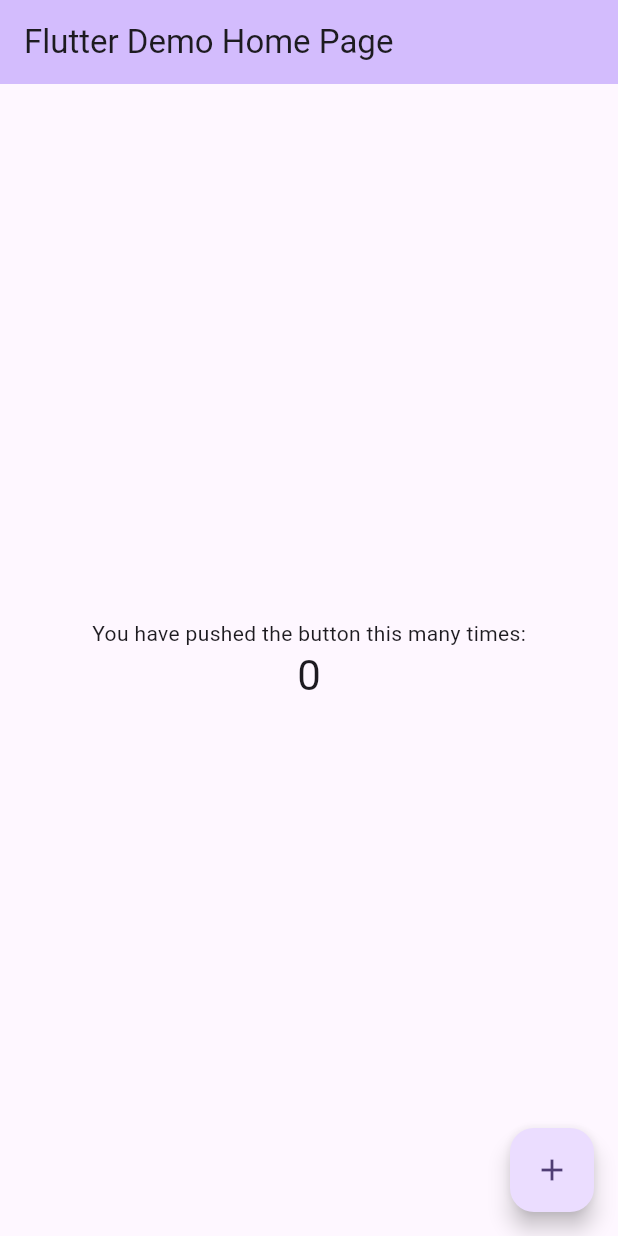
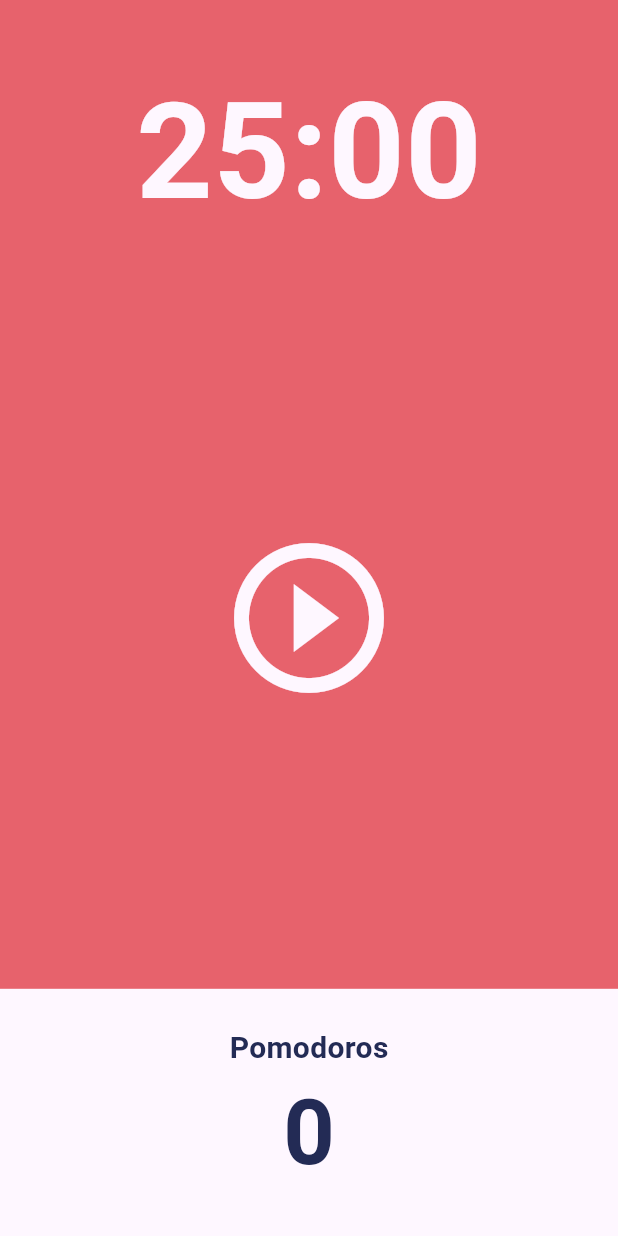
Before and after one commit to DongHyeonKim-tech/flutter-pomodoro-nomad, a Flutter app: the screen it shows after launch, on a phone screen of 412 x 824 dp. Run offline on Flutter 3.47's test engine with Material 3 defaults, Android fonts, the phone set to English and light mode, and no system bars.

Commit message:
#5.0 User Interface

```diff
--- a/lib/main.dart
+++ b/lib/main.dart
@@ -1,4 +1,5 @@
 import 'package:flutter/material.dart';
+import 'package:pomorodo_app/screen/home_screen.dart';
 
 void main() {
   runApp(const MyApp());
@@ -10,60 +11,15 @@
   @override
   Widget build(BuildContext context) {
     return MaterialApp(
-      title: 'Flutter Demo',
       theme: ThemeData(
-        colorScheme: ColorScheme.fromSeed(seedColor: Colors.deepPurple),
-        useMaterial3: true,
-      ),
-      home: const MyHomePage(title: 'Flutter Demo Home Page'),
+          scaffoldBackgroundColor: const Color(0xFFE7626C),
+          textTheme: const TextTheme(
+            headlineLarge: TextStyle(
+              color: Color(0xFF232B55),
+            ),
+          ),
+          cardTheme: const CardTheme(color: Color(0xFFF4EDDB))),
+      home: const HomeScreen(),
     );
   }
 }
-
-class MyHomePage extends StatefulWidget {
-  const MyHomePage({super.key, required this.title});
-
-  final String title;
-
-  @override
-  State<MyHomePage> createState() => _MyHomePageState();
-}
-
-class _MyHomePageState extends State<MyHomePage> {
-  int _counter = 0;
-
-  void _incrementCounter() {
-    setState(() {
-      _counter++;
-    });
-  }
-
-  @override
-  Widget build(BuildContext context) {
-    return Scaffold(
-      appBar: AppBar(
-        backgroundColor: Theme.of(context).colorScheme.inversePrimary,
-        title: Text(widget.title),
-      ),
-      body: Center(
-        child: Column(
-          mainAxisAlignment: MainAxisAlignment.center,
-          children: <Widget>[
-            const Text(
-              'You have pushed the button this many times:',
-            ),
-            Text(
-              '$_counter',
-              style: Theme.of(context).textTheme.headlineMedium,
-            ),
-          ],
-        ),
-      ),
-      floatingActionButton: FloatingActionButton(
-        onPressed: _incrementCounter,
-        tooltip: 'Increment',
-        child: const Icon(Icons.add),
-      ),
-    );
-  }
-}
--- /dev/null
+++ b/lib/screen/home_screen.dart
@@ -0,0 +1,86 @@
+import 'package:flutter/material.dart';
+
+class HomeScreen extends StatefulWidget {
+  const HomeScreen({super.key});
+
+  @override
+  State<HomeScreen> createState() => _HomeScreenState();
+}
+
+class _HomeScreenState extends State<HomeScreen> {
+  @override
+  Widget build(BuildContext context) {
+    return Scaffold(
+      backgroundColor: Theme.of(context).scaffoldBackgroundColor,
+      body: Column(
+        children: [
+          // 영역 분리
+          Flexible(
+            flex: 1,
+            child: Container(
+              alignment: Alignment.bottomCenter,
+              child: Text(
+                '25:00',
+                style: TextStyle(
+                    color: Theme.of(context).cardColor,
+                    fontSize: 89,
+                    fontWeight: FontWeight.w600),
+              ),
+            ),
+          ),
+          Flexible(
+            flex: 3,
+            child: Center(
+              child: IconButton(
+                  iconSize: 120,
+                  color: Theme.of(context).cardColor,
+                  onPressed: () {},
+                  icon: const Icon(Icons.play_circle_outline)),
+            ),
+          ),
+          Flexible(
+            flex: 1,
+            child: Row(
+              children: [
+                // 영역 좌우 전체로 확장
+                Expanded(
+                  child: Container(
+                    decoration:
+                        BoxDecoration(color: Theme.of(context).cardColor),
+                    child: Column(
+                      mainAxisAlignment: MainAxisAlignment.center,
+                      children: [
+                        Text(
+                          'Pomodoros',
+                          style: TextStyle(
+                            fontSize: 20,
+                            fontWeight: FontWeight.w600,
+                            color: Theme.of(context)
+                                .textTheme
+                                .headlineLarge!
+                                .color,
+                          ),
+                        ),
+                        Text(
+                          '0',
+                          style: TextStyle(
+                            fontSize: 60,
+                            fontWeight: FontWeight.w600,
+                            color: Theme.of(context)
+                                .textTheme
+                                .headlineLarge!
+                                .color,
+                          ),
+                        ),
+                      ],
+                    ),
+                  ),
+                ),
+              ],
+            ),
+          ),
+        ],
+      ),
+    );
+  }
+}
```
